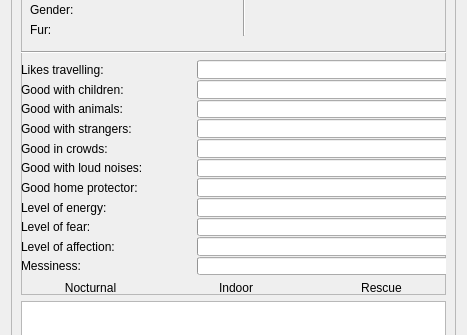
Above: deliverable2-code/d2-source/viewanimals.ui from ashleefoureyes/quackjaws before the change; both pictures show x 0 to 467 and y 126 to 461 of the 467 by 562 pixel window. Below: the same form after it.
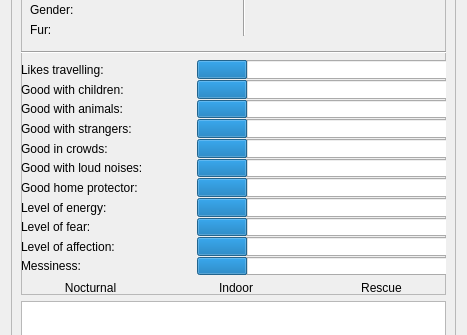
That is the form after the change. Icons and pictures are not drawn.

Diff of the .ui file:
```diff
--- a/deliverable2-code/d2-source/viewanimals.ui
+++ b/deliverable2-code/d2-source/viewanimals.ui
@@ -372,6 +372,12 @@
                      <height>0</height>
                     </size>
                    </property>
+                   <property name="minimum">
+                    <number>-1</number>
+                   </property>
+                   <property name="maximum">
+                    <number>4</number>
+                   </property>
                    <property name="value">
                     <number>0</number>
                    </property>
@@ -405,6 +411,12 @@
                      <height>0</height>
                     </size>
                    </property>
+                   <property name="minimum">
+                    <number>-1</number>
+                   </property>
+                   <property name="maximum">
+                    <number>4</number>
+                   </property>
                    <property name="value">
                     <number>0</number>
                    </property>
@@ -438,6 +450,12 @@
                      <height>0</height>
                     </size>
                    </property>
+                   <property name="minimum">
+                    <number>-1</number>
+                   </property>
+                   <property name="maximum">
+                    <number>4</number>
+                   </property>
                    <property name="value">
                     <number>0</number>
                    </property>
@@ -471,6 +489,12 @@
                      <height>0</height>
                     </size>
                    </property>
+                   <property name="minimum">
+                    <number>-1</number>
+                   </property>
+                   <property name="maximum">
+                    <number>4</number>
+                   </property>
                    <property name="value">
                     <number>0</number>
                    </property>
@@ -504,6 +528,12 @@
                      <height>0</height>
                     </size>
                    </property>
+                   <property name="minimum">
+                    <number>-1</number>
+                   </property>
+                   <property name="maximum">
+                    <number>4</number>
+                   </property>
                    <property name="value">
                     <number>0</number>
                    </property>
@@ -537,6 +567,12 @@
                      <height>0</height>
                     </size>
                    </property>
+                   <property name="minimum">
+                    <number>-1</number>
+                   </property>
+                   <property name="maximum">
+                    <number>4</number>
+                   </property>
                    <property name="value">
                     <number>0</number>
                    </property>
@@ -570,6 +606,12 @@
                      <height>0</height>
                     </size>
                    </property>
+                   <property name="minimum">
+                    <number>-1</number>
+                   </property>
+                   <property name="maximum">
+                    <number>4</number>
+                   </property>
                    <property name="value">
                     <number>0</number>
                    </property>
@@ -603,6 +645,12 @@
                      <height>0</height>
                     </size>
                    </property>
+                   <property name="minimum">
+                    <number>-1</number>
+                   </property>
+                   <property name="maximum">
+                    <number>4</number>
+                   </property>
                    <property name="value">
                     <number>0</number>
                    </property>
@@ -636,6 +684,12 @@
                      <height>0</height>
                     </size>
                    </property>
+                   <property name="minimum">
+                    <number>-1</number>
+                   </property>
+                   <property name="maximum">
+                    <number>4</number>
+                   </property>
                    <property name="value">
                     <number>0</number>
                    </property>
@@ -669,6 +723,12 @@
                      <height>0</height>
                     </size>
                    </property>
+                   <property name="minimum">
+                    <number>-1</number>
+                   </property>
+                   <property name="maximum">
+                    <number>4</number>
+                   </property>
                    <property name="value">
                     <number>0</number>
                    </property>
@@ -702,6 +762,12 @@
                      <height>0</height>
                     </size>
                    </property>
+                   <property name="minimum">
+                    <number>-1</number>
+                   </property>
+                   <property name="maximum">
+                    <number>4</number>
+                   </property>
                    <property name="value">
                     <number>0</number>
                    </property>
```
